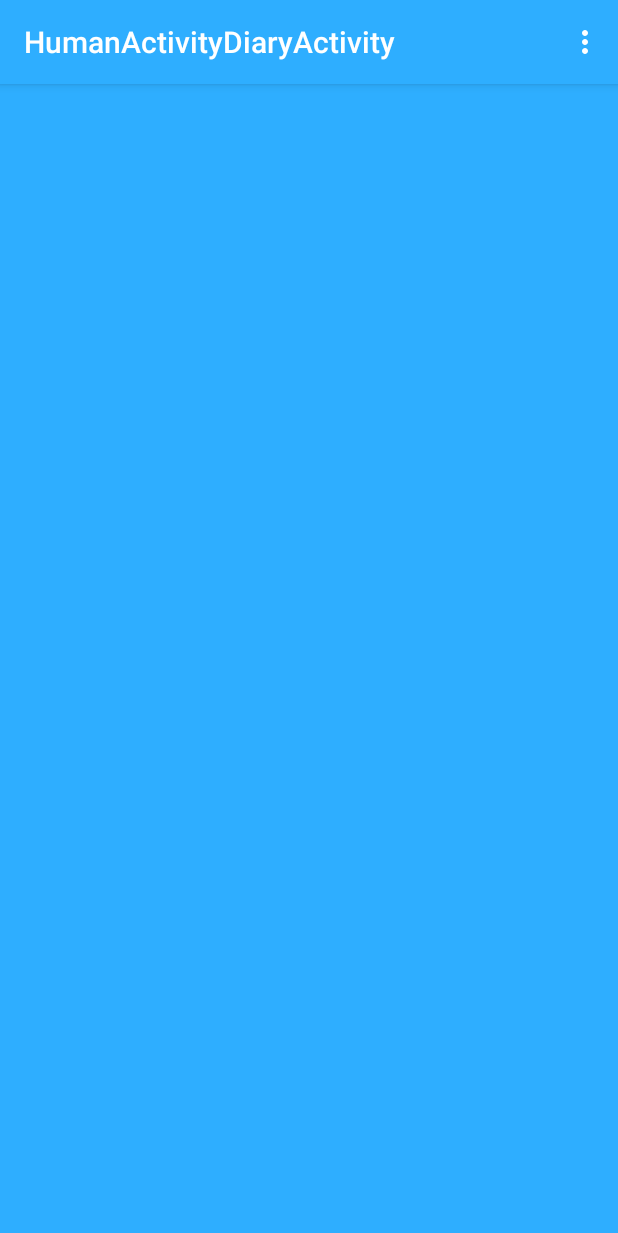
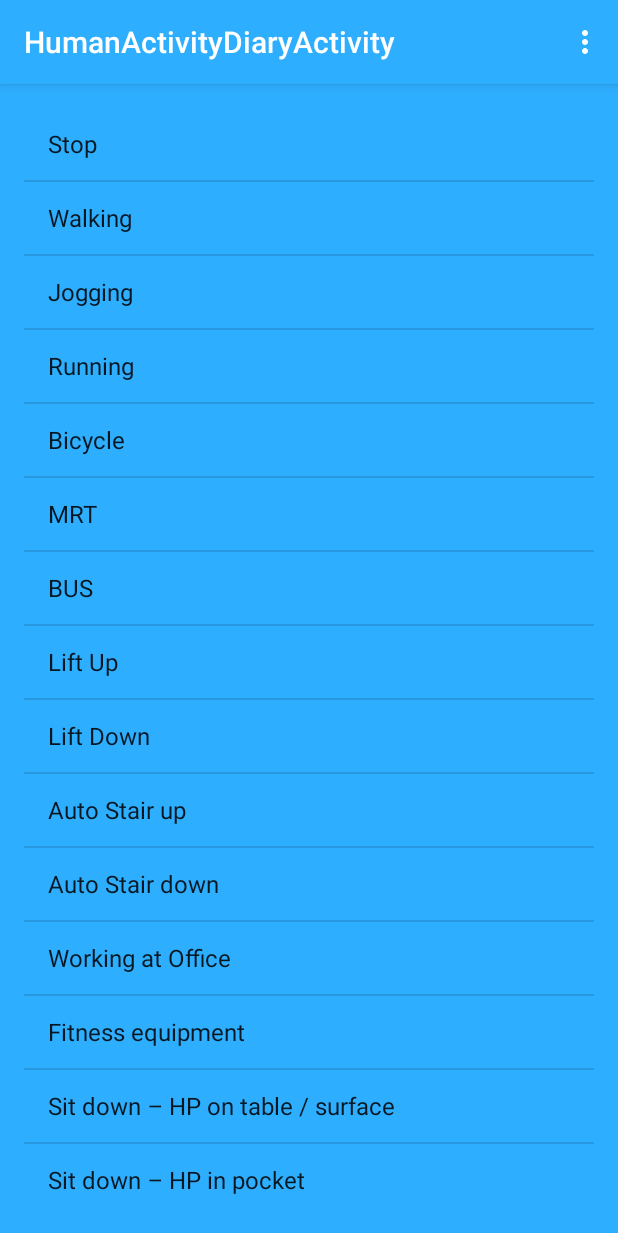
Before and after one commit to alanxuefei/Liveable_City_Beta, an Android app: the HumanActivityDiaryActivity screen opened directly, with no data from a screen before it, in the options menu, after a tap on "Settings", on a phone screen of 412 x 824 dp. Shown: the top 1233 px of the screen. Run offline under Robolectric (Android 15) with nearby library versions, the phone set to English and light mode, and no system bars.

Commit message:
add the content of activity log
"Stop","Walking", "Jogging", "Running", "Bicycle", "MRT", "BUS", "Lift
Up","Lift Down", "Auto Stair up", "Auto Stair down", "Working at
Office", "Fitness equipment", "Sit down – HP on table / surface", "Sit
down – HP in pocket", "Sit down – using HP read news / send msg etc",
"Normal Stair Up", "Normal Stair Down", "Fitness equipment"

```diff
--- a/app/src/main/java/com/example/alan/liveable_city_beta/DataLogger.java
+++ b/app/src/main/java/com/example/alan/liveable_city_beta/DataLogger.java
@@ -1,6 +1,7 @@
 package com.example.alan.liveable_city_beta;
 
 import android.os.Environment;
+import android.util.Log;
 
 import java.io.File;
 import java.io.FileOutputStream;
@@ -24,13 +25,18 @@ public class DataLogger {
         String timestamp = s.format(new Date());
         content = timestamp+" "+content;
 
+
+
+
         try {
-            file = new File(Environment.getExternalStorageDirectory(),  "2015-05-28-11-30-RealTest.txt");
+            file = new File(Environment.getExternalStorageDirectory(),  "2015-05-29-clickable.txt");
 
             outputStream = new FileOutputStream(file,true);
             outputStream.write(content.getBytes());
             outputStream.close();
-            //Log.i("MyActivity", file.toString() + content + "  file done");
+
+            Log.i("123", content);
+
         } catch (IOException e) {
             e.printStackTrace();
         }
--- a/app/src/main/java/com/example/alan/liveable_city_beta/HumanActivityDiaryActivity.java
+++ b/app/src/main/java/com/example/alan/liveable_city_beta/HumanActivityDiaryActivity.java
@@ -1,17 +1,52 @@
 package com.example.alan.liveable_city_beta;
 
+import android.os.Bundle;
 import android.support.v7.app.ActionBarActivity;
-import android.os.Bundle;
+import android.util.Log;
 import android.view.Menu;
 import android.view.MenuItem;
+import android.view.View;
+import android.widget.AdapterView;
+import android.widget.ArrayAdapter;
+import android.widget.ListView;
+import android.widget.Toast;
 
 
 public class HumanActivityDiaryActivity extends ActionBarActivity {
+
+    private String[] monthsArray = { "Stop","Walking", "Jogging", "Running", "Bicycle", "MRT", "BUS", "Lift Up",
+            "Lift Down", "Auto Stair up", "Auto Stair down", "Working at Office", "Fitness equipment"
+            , "Sit down – HP on table / surface"
+            , "Sit down – HP in pocket"
+            , "Sit down – using HP read news / send msg etc"
+            , "Normal Stair Up"
+            , "Normal Stair Down"
+            , "Fitness equipment"};
+
+    protected static final String HumanActivityTAG = "HumanActivity";
+    private ListView HumanActivityListView;
+    private ArrayAdapter arrayAdapter;
 
     @Override
     protected void onCreate(Bundle savedInstanceState) {
         super.onCreate(savedInstanceState);
         setContentView(R.layout.activity_human_activity_diary);
+
+        HumanActivityListView = (ListView) findViewById(R.id.listView_HumanActivity);
+
+        // this-The current activity context.
+        // Second param is the resource Id for list layout row item
+        // Third param is input array
+        arrayAdapter = new ArrayAdapter(this, android.R.layout.simple_list_item_1, monthsArray);
+        HumanActivityListView.setAdapter(arrayAdapter);
+
+        HumanActivityListView.setOnItemClickListener(new AdapterView.OnItemClickListener() {
+            @Override
+            public void onItemClick(AdapterView<?> a, View v, int position, long id) {
+                clickthelistview(a, v, position, id);
+            }
+        });
+
     }
 
     @Override
@@ -35,4 +70,13 @@ public class HumanActivityDiaryActivity extends ActionBarActivity {
 
         return super.onOptionsItemSelected(item);
     }
+
+    public void clickthelistview(AdapterView<?> a, View v, int position, long id) {
+
+        String value = (String)a.getItemAtPosition(position);
+        Toast.makeText(this, value, Toast.LENGTH_SHORT).show();
+        DataLogger.writeTolog("________________________________ "+value + "________________________________\n");
+        Log.i(HumanActivityTAG, value);
+
+    }
 }
--- a/app/src/main/res/layout/activity_human_activity_diary.xml
+++ b/app/src/main/res/layout/activity_human_activity_diary.xml
@@ -7,11 +7,9 @@
     tools:context="com.example.alan.liveable_city_beta.HumanActivityDiaryActivity">
 
 
-    <ExpandableListView
+    <ListView
         android:layout_width="wrap_content"
         android:layout_height="wrap_content"
-        android:id="@+id/expandableListView"
-        android:layout_alignParentTop="true"
-        android:layout_alignParentLeft="true"
-        android:layout_alignParentStart="true" />
+        android:id="@+id/listView_HumanActivity"
+        />
 </RelativeLayout>
--- a/app/src/main/res/values/strings.xml
+++ b/app/src/main/res/values/strings.xml
@@ -18,4 +18,5 @@
 
     <string name="not_connected">GoogleApiClient not yet connected. Try again.</string>
     <string name="title_activity_human_activity_diary">HumanActivityDiaryActivity</string>
+
 </resources>
```
Also changed, not shown: app/src/main/java/com/example/alan/liveable_city_beta/MainActivity.java (+0 -159 lines).
